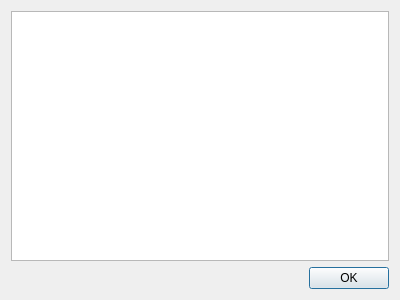
Before: the Qt Designer form plugin/xabout_dialog_base.ui in solymosin/maps2winbugs, drawn with Qt 5.
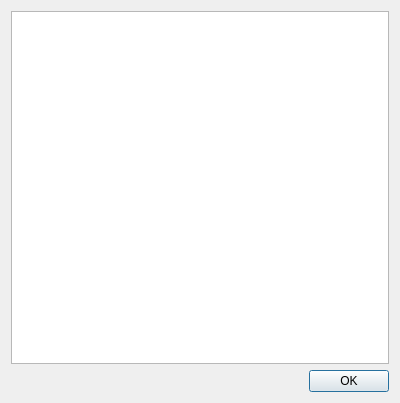
After: the same form once the commit is applied.

The edit to the form file:
```diff
--- a/plugin/xabout_dialog_base.ui
+++ b/plugin/xabout_dialog_base.ui
@@ -7,7 +7,7 @@
     <x>0</x>
     <y>0</y>
     <width>400</width>
-    <height>300</height>
+    <height>403</height>
    </rect>
   </property>
   <property name="windowTitle">
```
